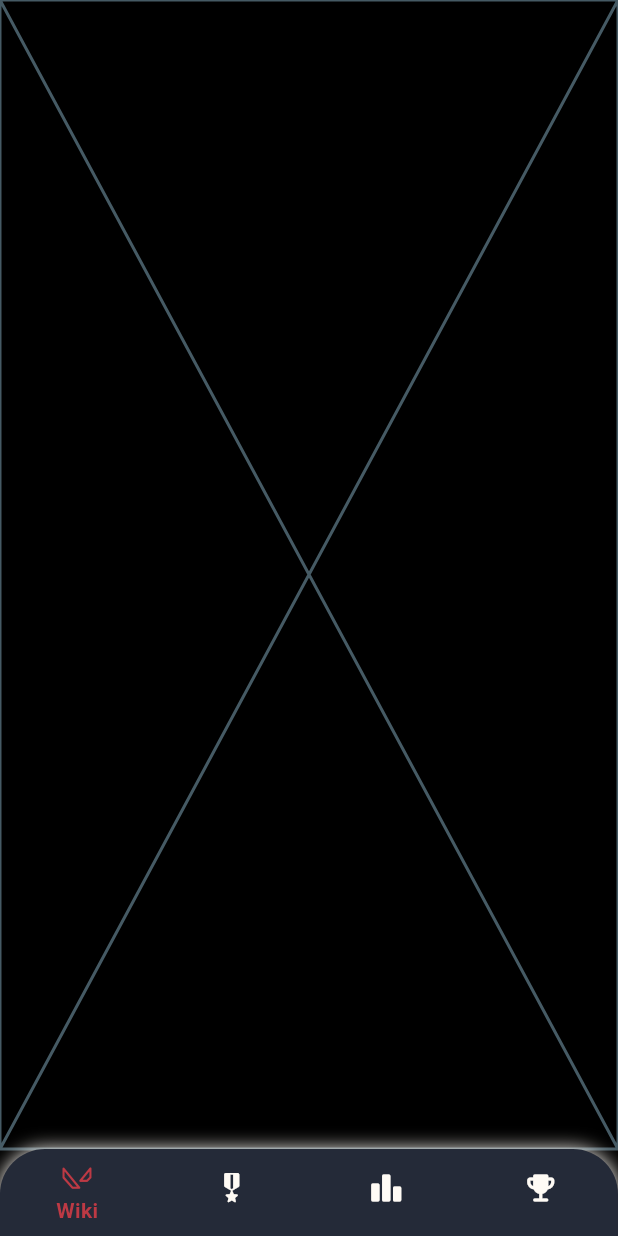
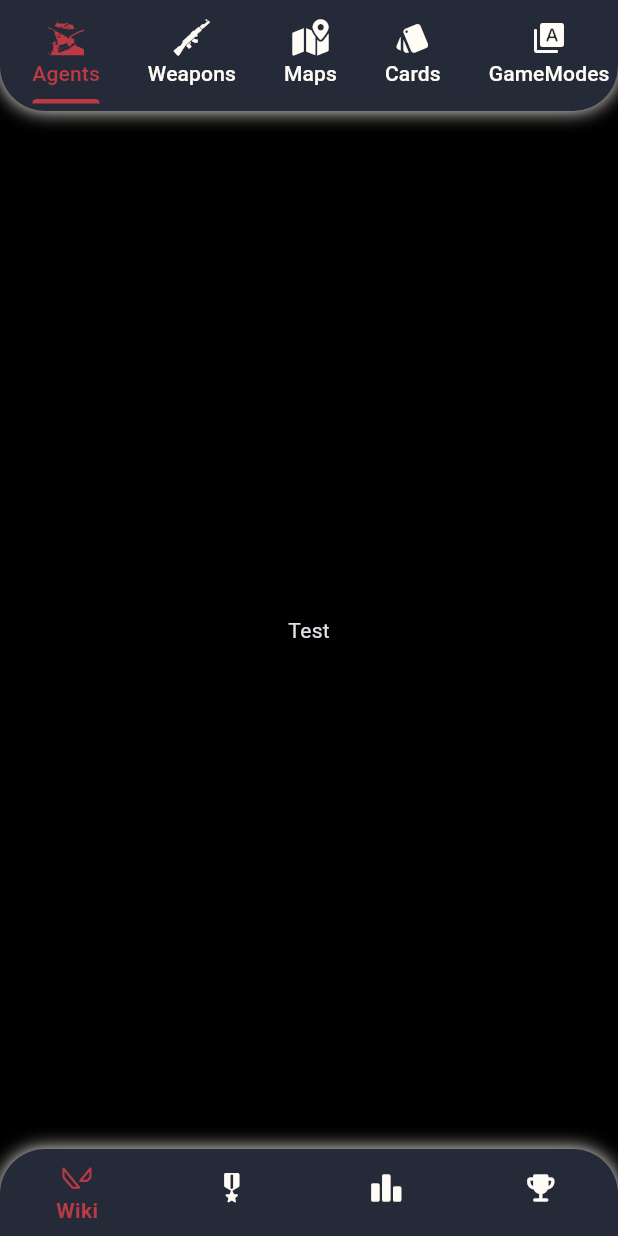
Before and after one commit to TarekMohame-d/valo_hub, a Flutter app: the HomeScreen screen opened by its route, on a phone screen of 412 x 824 dp. Run offline on Flutter 3.47's test engine with Material 3 defaults, Android fonts, the phone set to English and light mode, and no system bars; our stand-ins replace dio, flutter_bloc, flutter_screenutil, get_it, pretty_dio_logger, shared_preferences; accounts and stored records are empty.

Commit message:
- added tab bar to wiki screen. - added custom icons for tab bar.

```diff
--- a/lib/core/themes/app_colors.dart
+++ b/lib/core/themes/app_colors.dart
@@ -3,7 +3,7 @@ import 'package:flutter/material.dart';
 class AppColors {
   AppColors._();
   static const Color scaffoldDarkColor = Color(0xff000000);
-  static const Color bottomNavigationBar = Color(0xff242A38);
+  static const Color bottomAndUpSystemColor = Color(0xff242A38);
 
   static const Color scaffoldLightColor = Color(0xFFFFFBF5);
 
--- a/lib/core/themes/app_themes.dart
+++ b/lib/core/themes/app_themes.dart
@@ -20,10 +20,21 @@ class AppThemes {
       elevation: 0,
       type: BottomNavigationBarType.fixed,
       showSelectedLabels: true,
-      backgroundColor: AppColors.bottomNavigationBar,
+      backgroundColor: AppColors.bottomAndUpSystemColor,
       selectedLabelStyle: TextStyle(
         fontWeight: FontWeight.w600,
       ),
+    ),
+    tabBarTheme: TabBarTheme(
+      indicatorColor: AppColors.crimsonRed,
+      indicatorSize: TabBarIndicatorSize.label,
+      splashFactory: NoSplash.splashFactory,
+      dividerColor: Colors.transparent,
+      labelColor: AppColors.crimsonRed,
+      unselectedLabelColor: AppColors.soft,
+      tabAlignment: TabAlignment.start,
+      overlayColor: WidgetStateProperty.resolveWith<Color?>(
+          (Set<WidgetState> states) => Colors.transparent),
     ),
   );
 
@@ -38,17 +49,17 @@ class AppThemes {
     SystemChrome.setSystemUIOverlayStyle(
       SystemUiOverlayStyle(
         statusBarColor: isDarkTheme
-            ? AppColors.scaffoldDarkColor
+            ? AppColors.bottomAndUpSystemColor
             : AppColors.scaffoldLightColor,
         statusBarIconBrightness:
             isDarkTheme ? Brightness.light : Brightness.dark,
         systemNavigationBarColor: isDarkTheme
-            ? AppColors.scaffoldDarkColor
+            ? AppColors.bottomAndUpSystemColor
             : AppColors.scaffoldLightColor,
         systemNavigationBarIconBrightness:
             isDarkTheme ? Brightness.light : Brightness.dark,
         systemNavigationBarDividerColor: isDarkTheme
-            ? AppColors.scaffoldDarkColor
+            ? AppColors.bottomAndUpSystemColor
             : AppColors.scaffoldLightColor,
       ),
     );
--- a/lib/custom_icons.dart
+++ b/lib/custom_icons.dart
@@ -6,6 +6,9 @@ class CustomIcons {
   static const _kFontFam = 'CustomIcons';
   static const String? _kFontPkg = null;
 
-  static const IconData valorant =
-      IconData(0xe800, fontFamily: _kFontFam, fontPackage: _kFontPkg);
+  static const IconData valorant = IconData(0xe800, fontFamily: _kFontFam, fontPackage: _kFontPkg);
+  static const IconData agent = IconData(0xe803, fontFamily: _kFontFam, fontPackage: _kFontPkg);
+  static const IconData spray = IconData(0xe805, fontFamily: _kFontFam, fontPackage: _kFontPkg);
+  static const IconData map = IconData(0xe806, fontFamily: _kFontFam, fontPackage: _kFontPkg);
+  static const IconData weapon = IconData(0xe807, fontFamily: _kFontFam, fontPackage: _kFontPkg);
 }
--- a/lib/features/home/ui/home_screen.dart
+++ b/lib/features/home/ui/home_screen.dart
@@ -25,7 +25,9 @@ class _HomeScreenState extends State<HomeScreen> {
   @override
   Widget build(BuildContext context) {
     return Scaffold(
-      body: screens[currentIndex],
+      body: SafeArea(
+        child: screens[currentIndex],
+      ),
       bottomNavigationBar: Theme(
         data: Theme.of(context).copyWith(
           splashColor: Colors.transparent,
--- a/lib/features/wiki/ui/wiki_screen.dart
+++ b/lib/features/wiki/ui/wiki_screen.dart
@@ -1,10 +1,117 @@
 import 'package:flutter/material.dart';
+import 'package:flutter_screenutil/flutter_screenutil.dart';
+import 'package:valo_hub/core/themes/app_colors.dart';
+import 'package:valo_hub/custom_icons.dart';
 
 class WikiScreen extends StatelessWidget {
   const WikiScreen({super.key});
 
   @override
   Widget build(BuildContext context) {
-    return const Placeholder();
+    return DefaultTabController(
+      length: 7,
+      initialIndex: 0,
+      child: Column(
+        children: [
+          Container(
+            decoration: const BoxDecoration(
+              borderRadius: BorderRadius.only(
+                bottomLeft: Radius.circular(30),
+                bottomRight: Radius.circular(30),
+              ),
+              boxShadow: [
+                BoxShadow(color: AppColors.soft, blurRadius: 10),
+              ],
+            ),
+            child: ClipRRect(
+              borderRadius: const BorderRadius.only(
+                bottomLeft: Radius.circular(30.0),
+                bottomRight: Radius.circular(30.0),
+              ),
+              child: Material(
+                color: AppColors.bottomAndUpSystemColor,
+                child: TabBar(
+                  padding: EdgeInsets.symmetric(horizontal: 5.0.w),
+                  physics: const BouncingScrollPhysics(),
+                  isScrollable: true,
+                  indicatorPadding: EdgeInsets.only(bottom: 5.0.h),
+                  tabs: const [
+                    Tab(
+                      icon: Icon(CustomIcons.agent),
+                      text: 'Agents',
+                    ),
+                    Tab(
+                      icon: Icon(CustomIcons.weapon),
+                      text: 'Weapons',
+                    ),
+                    Tab(
+                      icon: Icon(CustomIcons.map),
+                      text: 'Maps',
+                    ),
+                    Tab(
+                      icon: Icon(Icons.style_rounded),
+                      text: 'Cards',
+                    ),
+                    Tab(
+                      icon: Icon(Icons.type_specimen_rounded),
+                      text: 'GameModes',
+                    ),
+                    Tab(
+                      icon: Icon(Icons.monetization_on_rounded),
+                      text: 'Bundles',
+                    ),
+                    Tab(
+                      icon: Icon(CustomIcons.spray),
+                      text: 'Sprays',
+                    ),
+                  ],
+                ),
+              ),
+            ),
+          ),
+          const Expanded(
+            child: TabBarView(
+              children: [
+                Center(
+                  child: Text(
+                    'Test',
+                  ),
+                ),
+                Center(
+                  child: Text(
+                    'Test',
+                  ),
+                ),
+                Center(
+                  child: Text(
+                    'Test',
+                  ),
+                ),
+                Center(
+                  child: Text(
+                    'Test',
+                  ),
+                ),
+                Center(
+                  child: Text(
+                    'Test',
+                  ),
+                ),
+                Center(
+                  child: Text(
+                    'Test',
+                  ),
+                ),
+                Center(
+                  child: Text(
+                    'Test',
+                  ),
+                ),
+              ],
+            ),
+          ),
+        ],
+      ),
+    );
   }
 }
```
Also changed, not shown: assets/fonts/CustomIcons.ttf.
